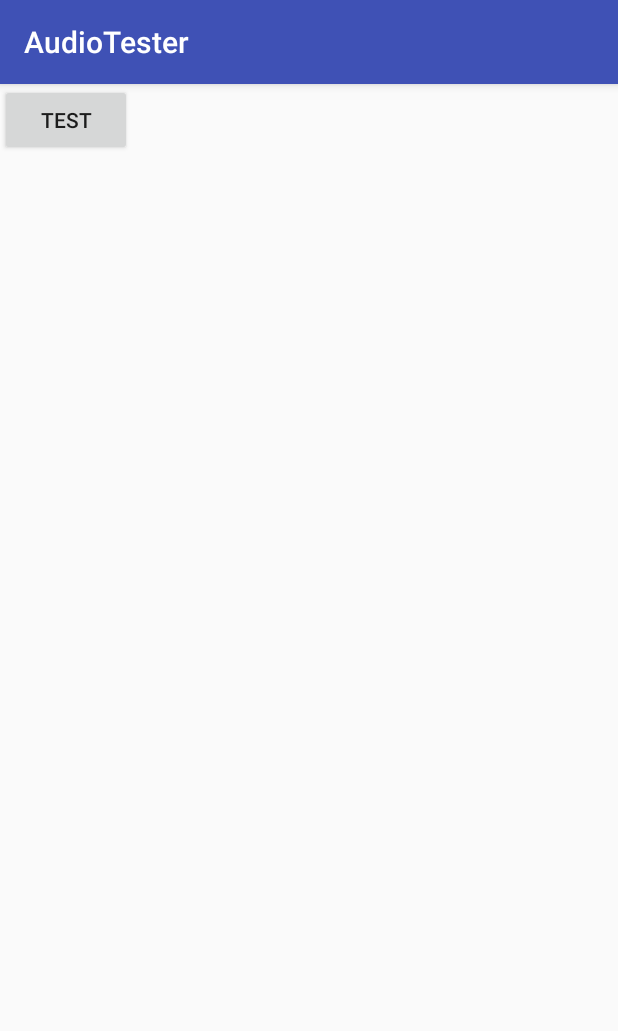
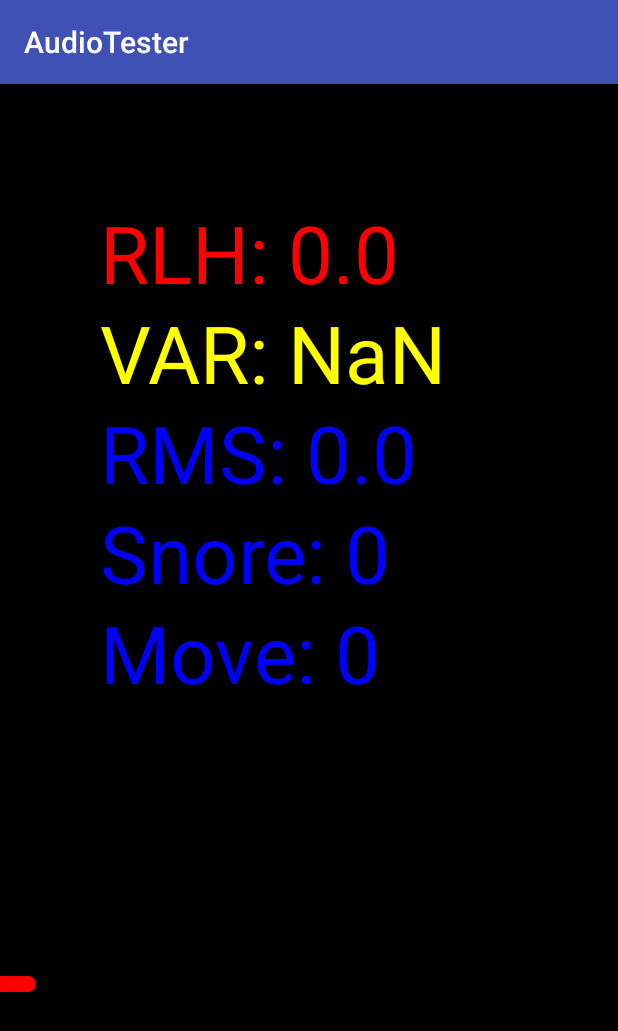
Before and after one commit to wilson1745/AudioTester, an Android app: the screen it shows after launch (MainActivity), on a phone screen of 412 x 824 dp. Shown: the top 1031 px of the screen. Run offline under Robolectric (Android 15) with nearby library versions, the phone set to English and light mode, and no system bars; libraries missing offline, so code that uses them is left out: io.github.privacystreams.audio, io.github.privacystreams.core.

Commit message:
Set background color (onDraw)

```diff
--- a/app/src/main/java/e/wilso/audiotester/MainActivity.java
+++ b/app/src/main/java/e/wilso/audiotester/MainActivity.java
@@ -5,19 +5,36 @@ import android.os.Bundle;
 import android.support.annotation.Nullable;
 import android.support.v7.app.AppCompatActivity;
 import android.view.View;
+import android.widget.Toast;
+
+import e.wilso.audiotester.modules.AudioView;
 
 public class MainActivity extends AppCompatActivity {
+
+   AudioView audioView;
 
    @Override
    protected void onCreate(@Nullable Bundle savedInstanceState) {
       super.onCreate(savedInstanceState);
-      setContentView(R.layout.activity_main);
+      //setContentView(R.layout.activity_main);
 
-      findViewById(R.id.start_test).setOnClickListener(new View.OnClickListener() {
-         @Override
-         public void onClick(View v) {
-            MainActivity.this.startActivity(new Intent(MainActivity.this, AudioTesters.class));
-         }
-      });
+      Toast.makeText(this, "onCreate", Toast.LENGTH_SHORT).show();
+
+      audioView = new AudioView(this);
+      setContentView(audioView);
+   }
+
+   @Override
+   protected void onResume() {
+      super.onResume();
+      //audioView = new AudioView(this);
+      //setContentView(audioView);
+      Toast.makeText(this, "onResume", Toast.LENGTH_SHORT).show();
+   }
+
+   @Override
+   protected void onPause() {
+      super.onPause();
+      Toast.makeText(this, "onPause", Toast.LENGTH_SHORT).show();
    }
 }
--- a/app/src/main/java/e/wilso/audiotester/Recorder.java
+++ b/app/src/main/java/e/wilso/audiotester/Recorder.java
@@ -50,7 +50,7 @@ public class Recorder {
       lightRecorder.start(context);
 
       // Start the audio recorder
-      audioRecorder = new AudioRecorder(context, noiseModel,null);
+      audioRecorder = new AudioRecorder(noiseModel,null);
       audioRecorder.start();
 
       // Get the current data every 5 seconds
--- a/app/src/main/java/e/wilso/audiotester/detection/NoiseModel.java
+++ b/app/src/main/java/e/wilso/audiotester/detection/NoiseModel.java
@@ -6,9 +6,9 @@ import java.util.ArrayList;
 import java.util.List;
 
 public class NoiseModel {
-   private List<Double> RMS;
    private List<Double> RLH;
    private List<Double> VAR;
+   private List<Double> RMS;
 
    private int snore = 0;
    private int movement = 0;
@@ -112,7 +112,7 @@ public class NoiseModel {
       double var = 0;
 
       for(int i = 0; i < list.size(); i++) {
-         var += Math.pow(list.get(i) - mean,2);
+         var += Math.pow(list.get(i) - mean, 2);
       }
 
       return Math.sqrt(var / list.size());
--- a/app/src/main/java/e/wilso/audiotester/modules/AudioView.java
+++ b/app/src/main/java/e/wilso/audiotester/modules/AudioView.java
@@ -63,7 +63,7 @@ public class AudioView extends View implements DebugView {
 
       noiseModel = new NoiseModel();
 
-      recorder = new AudioRecorder(getContext(), noiseModel,this);
+      recorder = new AudioRecorder(noiseModel,this);
       recorder.start();
    }
 
@@ -111,11 +111,13 @@ public class AudioView extends View implements DebugView {
 
    @Override
    protected void onDraw(Canvas canvas) {
+      // 設置背景顏色
+      setBackgroundColor(Color.BLACK);
       super.onDraw(canvas);
 
-      for(int i = 0;i<points2.size();i++) {
+      for(int i = 0; i < points2.size(); i++) {
          Double[] p = points2.get(i);
-         canvas.drawCircle((float)(500 + p[0]),(float)(500+p[1]), 2, paint);
+         canvas.drawCircle((float)(500 + p[0]),(float)(500 + p[1]), 2, paint);
       }
 
       if(points2.size() > 0) {
@@ -138,8 +140,8 @@ public class AudioView extends View implements DebugView {
          }
          canvas.drawText("Snore: " + snore, 100f, 500f, paint);
          canvas.drawText("Move: " + move, 100f, 600f, paint);
-         addRLH((curr[0]*20 + 900));
-         addVAR((curr[1]*20  + 900));
+         addRLH((curr[0] * 20 + 900));
+         addVAR((curr[1] * 20  + 900));
          addRMS((double) (lux * 20 + 900));
          drawPoints(canvas);
       }
--- a/app/src/main/java/e/wilso/audiotester/recorders/AudioRecorder.java
+++ b/app/src/main/java/e/wilso/audiotester/recorders/AudioRecorder.java
@@ -1,7 +1,9 @@
 package e.wilso.audiotester.recorders;
 
 import android.content.Context;
+import android.media.AudioFormat;
 import android.media.AudioRecord;
+import android.media.MediaRecorder;
 
 import java.util.List;
 
@@ -23,49 +25,55 @@ public class AudioRecorder extends Thread {
    private DebugView debugView;
    private short[] buffer;
    private FeatureExtractor featureExtractor;
-   private Context mContext;
-   private long durationPerRecord = 100;
-   long interval = 0;
 
-   public AudioRecorder(Context mContext, NoiseModel noiseModel, DebugView debugView) {
+   public AudioRecorder(NoiseModel noiseModel, DebugView debugView) {
       this.noiseModel = noiseModel;
       this.debugView = debugView;
       this.featureExtractor = new FeatureExtractor(noiseModel);
-      this.mContext = mContext;
    }
 
    @Override
    public void run() {
 
-      capture(mContext);
+      capture();
    }
 
-   private void capture(Context context) {
-      //聲音線程的最高級別，優先程度較THREAD_PRIORITY_AUDIO要高。代碼中無法設置為該優先級。值為-19
+   private void capture() {
+      int i = 0;
       android.os.Process.setThreadPriority(android.os.Process.THREAD_PRIORITY_URGENT_AUDIO);
-      //all types of personal data can be accessed and processed with a UQI
-      UQI uqi = new UQI(context);
+      if(buffer == null) {
+         buffer  = new short[1600];
+      }
 
-      uqi.getData(Audio.recordPeriodic(durationPerRecord, interval), Purpose.HEALTH("Sleep monitoring"))
-              .setField("amp", AudioOperators.getAmplitudeSamples(Audio.AUDIO_DATA))
-              .forEach("amp", new Callback<List<Integer>>() {
-                 @Override
-                 protected void onInput(List<Integer> input) {
-                    short shortArray[] = new short[input.size()];
-                    for (int i = 0; i < shortArray.length; ++i) {
-                       shortArray[i] = input.get(i).shortValue();
-                    }
-                    process(shortArray);
-                 }
-              });
+      if(N == 0 || (recorder == null || recorder.getState() != AudioRecord.STATE_INITIALIZED)) {
+         N = AudioRecord.getMinBufferSize(16000, AudioFormat.CHANNEL_IN_MONO, AudioFormat.ENCODING_PCM_16BIT);
+         if(N < 1600) {
+            N = 1600;
+         }
+         recorder = new AudioRecord(
+                 MediaRecorder.AudioSource.MIC,
+                 16000,
+                 AudioFormat.CHANNEL_IN_MONO,
+                 AudioFormat.ENCODING_PCM_16BIT,
+                 N);
+      }
+      recorder.startRecording();
+
+      while(!this.stopped) {
+         N = recorder.read(buffer, 0, buffer.length);
+
+         process(buffer);
+      }
+      recorder.stop();
+      recorder.release();
    }
 
    private void process(short[] buffer) {
       featureExtractor.update(buffer);
 
-      if (debugView != null) {
-         /*debugView.addPoint2(noiseModel.getNormalizedRLH(), noiseModel.getNormalizedVAR());
-         debugView.setLux((float) (noiseModel.getNormalizedRMS()));*/
+      if(debugView != null) {
+            /*debugView.addPoint2(noiseModel.getNormalizedRLH(), noiseModel.getNormalizedVAR());
+            debugView.setLux((float) (noiseModel.getNormalizedRMS()));*/
          debugView.addPoint2(noiseModel.getLastRLH(), noiseModel.getNormalizedVAR());
          debugView.setLux((float) (noiseModel.getLastRMS()));
          debugView.post(new Runnable() {
--- a/app/src/main/res/layout/activity_main.xml
+++ b/app/src/main/res/layout/activity_main.xml
@@ -6,12 +6,4 @@
     android:layout_height="match_parent"
     tools:context=".MainActivity">
 
-    <Button
-        android:id="@+id/start_test"
-        android:layout_width="wrap_content"
-        android:layout_height="wrap_content"
-        android:text="test"
-        tools:layout_editor_absoluteX="16dp"
-        tools:layout_editor_absoluteY="16dp" />
-
 </android.support.constraint.ConstraintLayout>
--- a/app/src/main/res/values/colors.xml
+++ b/app/src/main/res/values/colors.xml
@@ -3,4 +3,6 @@
     <color name="colorPrimary">#3F51B5</color>
     <color name="colorPrimaryDark">#303F9F</color>
     <color name="colorAccent">#FF4081</color>
+    <color name="BLACK">#17202A</color>
+
 </resources>
--- a/build.gradle
+++ b/build.gradle
@@ -7,7 +7,7 @@ buildscript {
         jcenter()
     }
     dependencies {
-        classpath 'com.android.tools.build:gradle:3.1.2'
+        classpath 'com.android.tools.build:gradle:3.1.3'
 
 
         // NOTE: Do not place your application dependencies here; they belong
```
